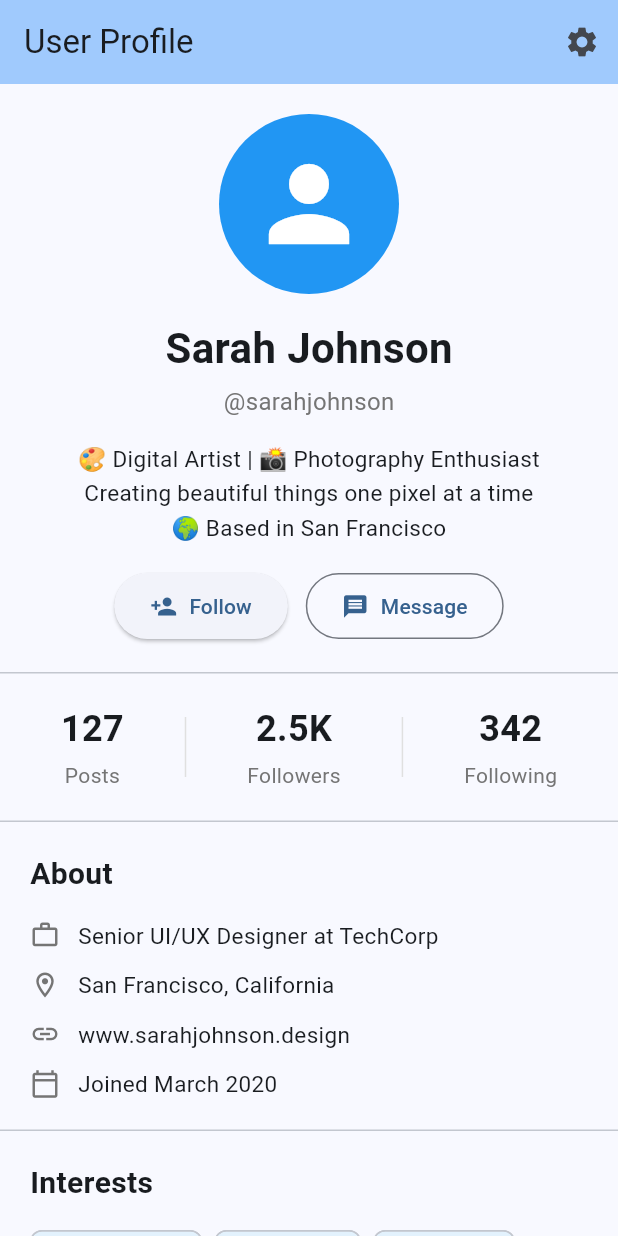
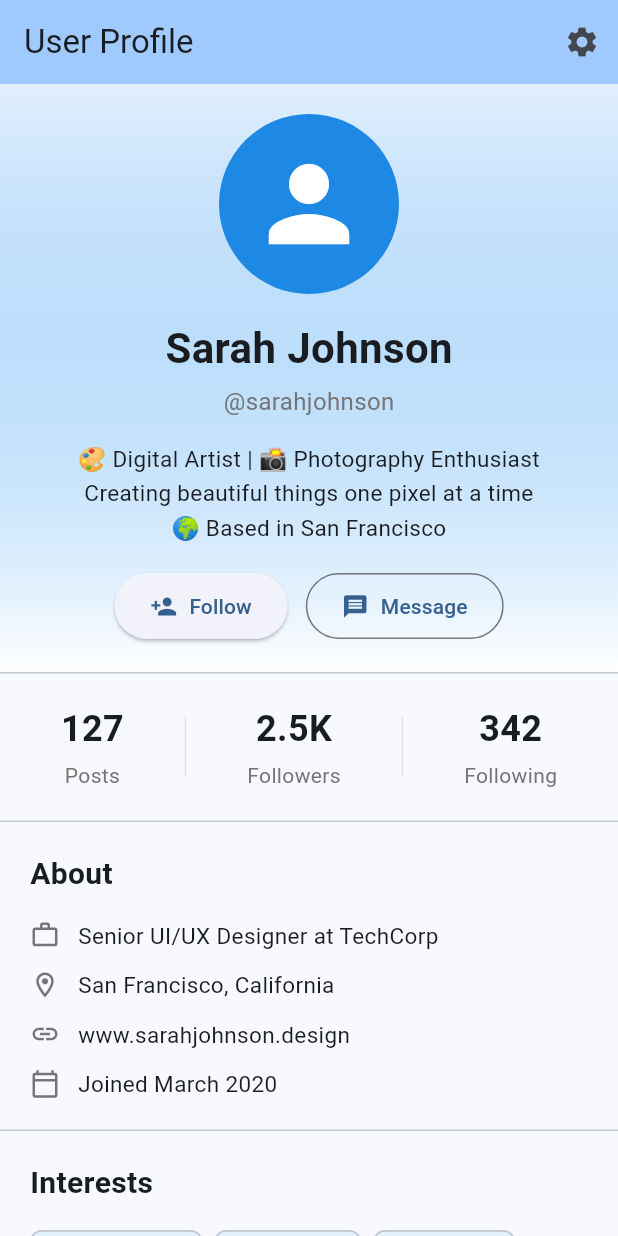
Before and after one commit to Samkwizera/singlescrollview_mobile-application, a Flutter app: the screen it shows after launch, on a phone screen of 412 x 824 dp. Run offline on Flutter 3.47's test engine with Material 3 defaults, Android fonts, the light colour scheme and no system bars.

Commit message:
Adding  final polish with gradient background and enhanced styling

```diff
--- a/lib/main.dart
+++ b/lib/main.dart
@@ -13,8 +13,17 @@
       title: 'SingleChildScrollView Demo',
       debugShowCheckedModeBanner: false,
       theme: ThemeData(
-        colorScheme: ColorScheme.fromSeed(seedColor: Colors.blue),
+        colorScheme: ColorScheme.fromSeed(
+          seedColor: Colors.blue,
+          brightness: Brightness.light,
+        ),
         useMaterial3: true,
+        cardTheme: CardTheme(
+          elevation: 2,
+          shape: RoundedRectangleBorder(
+            borderRadius: BorderRadius.circular(12),
+          ),
+        ),
       ),
       home: const UserProfilePage(),
     );
@@ -38,6 +47,7 @@
         ],
       ),
       body: SingleChildScrollView(
+        padding: EdgeInsets.zero,
         child: Column(
           crossAxisAlignment: CrossAxisAlignment.start,
           children: [
@@ -74,13 +84,23 @@
   Widget _buildProfileHeader() {
     return Container(
       padding: const EdgeInsets.all(20),
+      decoration: BoxDecoration(
+        gradient: LinearGradient(
+          begin: Alignment.topCenter,
+          end: Alignment.bottomCenter,
+          colors: [
+            Colors.blue.withOpacity(0.1),
+            Colors.white,
+          ],
+        ),
+      ),
       child: Column(
         children: [
           // Profile Avatar
-          const CircleAvatar(
+          CircleAvatar(
             radius: 60,
-            backgroundColor: Colors.blue,
-            child: Icon(
+            backgroundColor: Colors.blue[600],
+            child: const Icon(
               Icons.person,
               size: 80,
               color: Colors.white,
```
